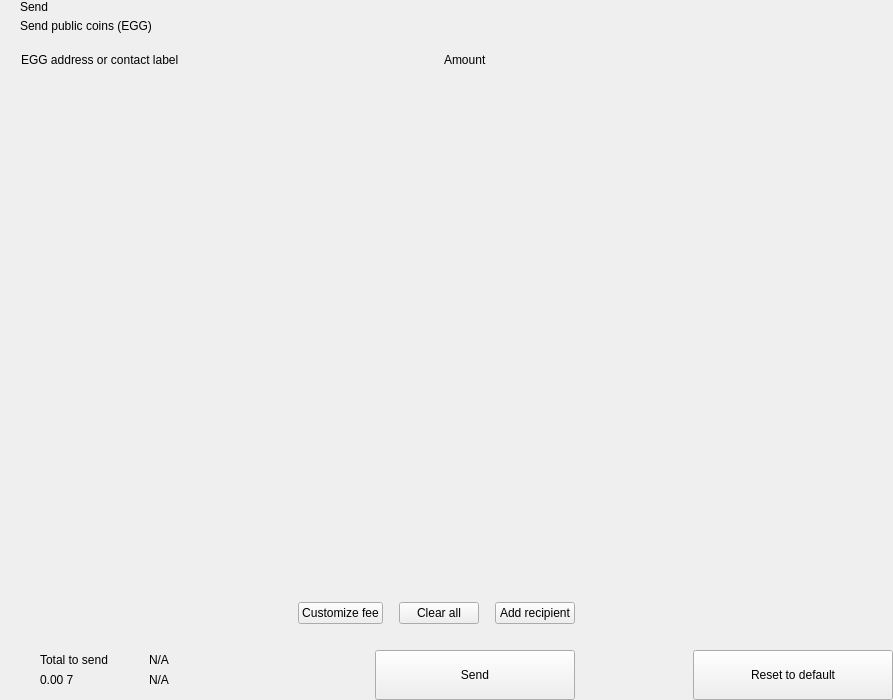
KingricharVD/DSW, file src/qt/pivx/forms/send.ui: the form before one commit.
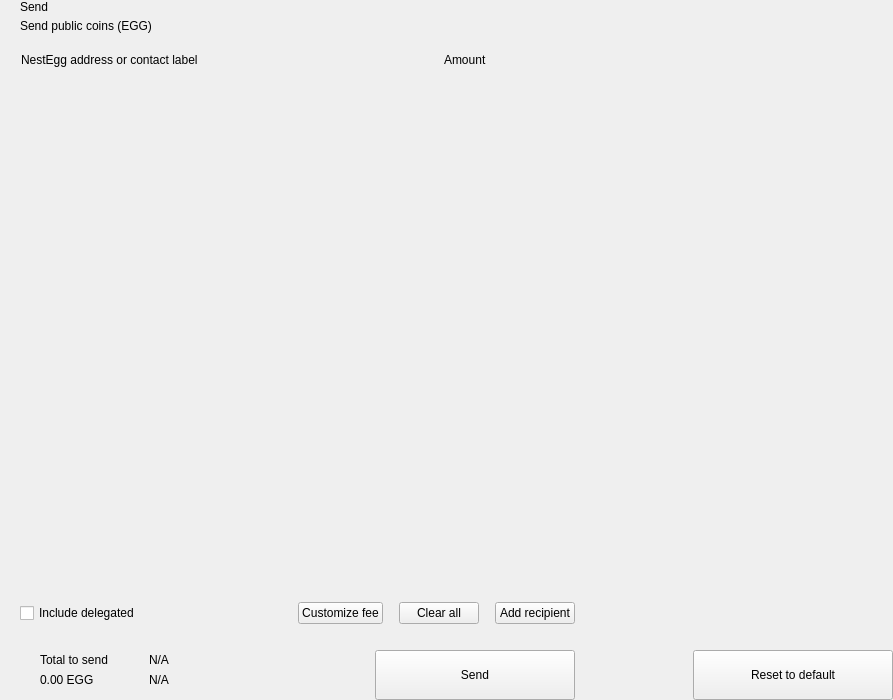
The form after the commit. Custom widgets are drawn as their Qt base class.

What changed in the file:
```diff
--- a/src/qt/pivx/forms/send.ui
+++ b/src/qt/pivx/forms/send.ui
@@ -141,7 +141,7 @@
              <string notr="true">margin-left:8px;</string>
             </property>
             <property name="text">
-             <string>EGG address or contact label</string>
+             <string>NestEgg address or contact label</string>
             </property>
            </widget>
           </item>
@@ -269,6 +269,16 @@
           <property name="rightMargin">
            <number>20</number>
           </property>
+          <item>
+           <widget class="QCheckBox" name="checkBoxDelegations">
+            <property name="layoutDirection">
+             <enum>Qt::LeftToRight</enum>
+            </property>
+            <property name="text">
+             <string>Include delegated</string>
+            </property>
+           </widget>
+          </item>
           <item>
            <spacer name="horizontalSpacer_4">
             <property name="orientation">
@@ -454,7 +464,7 @@
                      <item>
                       <widget class="QLabel" name="labelAmountSend">
                        <property name="text">
-                        <string notr="true">0.00 7</string>
+                        <string notr="true">0.00 EGG</string>
                        </property>
                       </widget>
                      </item>
```
